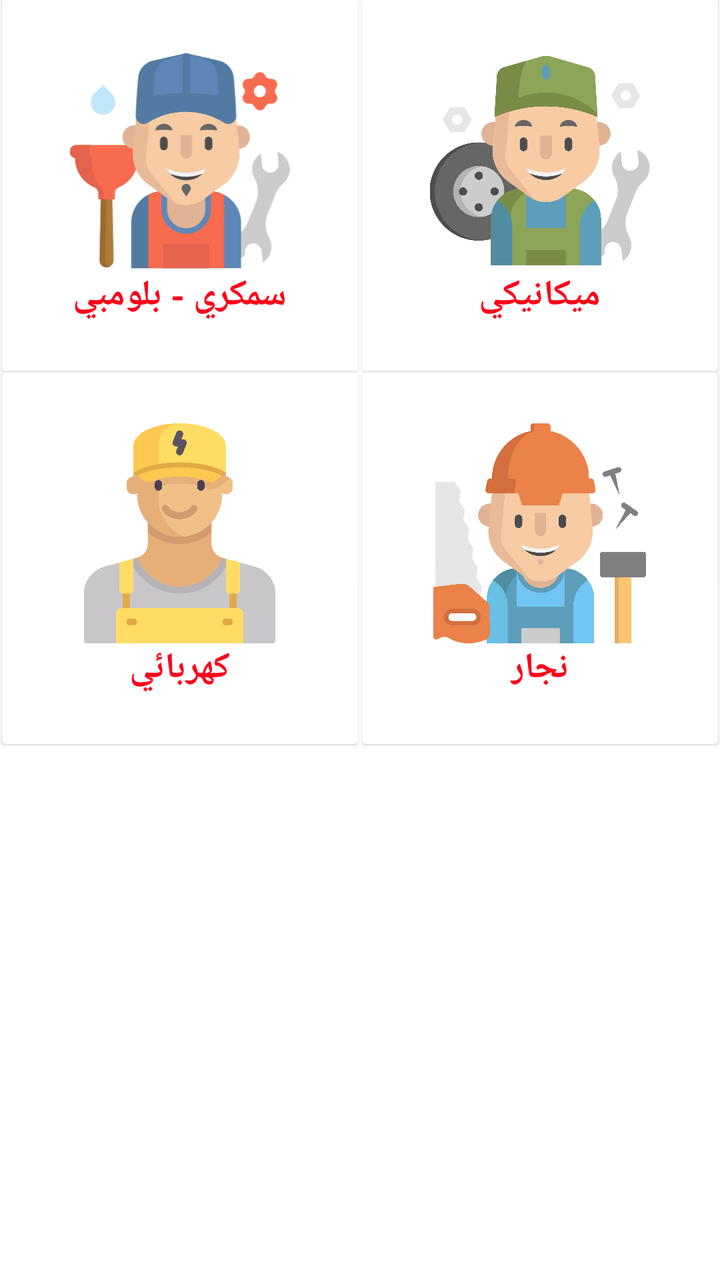
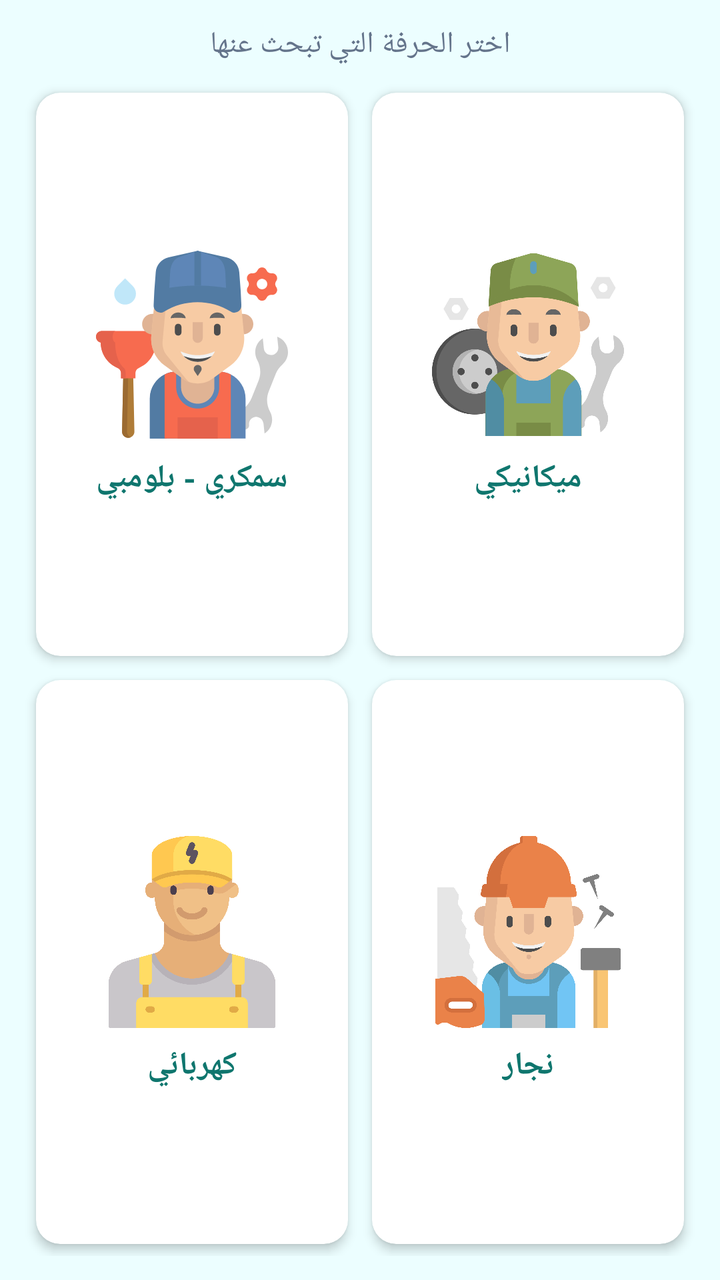

Screens rendered from an Android XML layout before and after an edit, with the pre-edit source and the edit as a unified diff.
<!-- AndroidManifest.xml: fallback theme Theme.MaterialComponents.DayNight.NoActionBar -->
<!-- res/layout/fragment_home_page.xml -->
<?xml version="1.0" encoding="utf-8"?>

<android.support.constraint.ConstraintLayout
    xmlns:android="http://schemas.android.com/apk/res/android"
    xmlns:app="http://schemas.android.com/apk/res-auto"
    xmlns:tools="http://schemas.android.com/tools"
    android:layout_width="match_parent"
    android:layout_height="match_parent"

    android:id="@+id/fragmentHomePage">

    <GridLayout
        android:layout_width="match_parent"
        android:layout_height="373dp"
        android:layout_marginBottom="8dp"
        android:layout_weight="8"
        android:alignmentMode="alignMargins"
        android:columnCount="2"
        android:columnOrderPreserved="false"
        android:padding="0dp"
        android:rowCount="3"
        android:scrollbars="vertical"
        app:layout_constraintBottom_toBottomOf="parent"
        app:layout_constraintTop_toTopOf="parent"
        app:layout_constraintVertical_bias="0.0"
        tools:ignore="MissingConstraints"
        tools:layout_editor_absoluteX="0dp">
        
        
        <android.support.v7.widget.CardView xmlns:android="http://schemas.android.com/apk/res/android"
            xmlns:card_view="http://schemas.android.com/apk/res-auto"
            android:id="@+id/plumberButton"
            android:layout_width="0dp"
            android:layout_height="0dp"
            android:layout_rowWeight="1"
            android:layout_columnWeight="1"
            android:layout_marginLeft="1dp"
            android:layout_marginRight="1dp"
            android:layout_marginBottom="1dp"
            app:cardCornerRadius="1dp"
            app:cardElevation="1dp">

            <LinearLayout
                android:layout_width="142dp"
                android:layout_height="wrap_content"
                android:layout_gravity="center_horizontal|center_vertical"
                android:layout_margin="16dp"
                android:orientation="vertical">

                <ImageView
                    android:layout_width="121dp"
                    android:layout_height="110dp"
                    android:layout_gravity="center_horizontal"
                    android:src="@drawable/ic_plumber" />

                <TextView
                    android:layout_width="wrap_content"
                    android:layout_height="wrap_content"
                    android:layout_gravity="center"
                    android:text="سمكري - بلومبي"
                    android:textColor="@color/orangeColor"
                    android:textSize="18sp"
                    android:textStyle="bold" />
            </LinearLayout>
        </android.support.v7.widget.CardView>
        
        <android.support.v7.widget.CardView
            android:id="@+id/mechanicButton"
            android:layout_width="0dp"
            android:layout_height="0dp"
            android:layout_rowWeight="1"
            android:layout_columnWeight="1"
            android:layout_marginLeft="1dp"
            android:layout_marginRight="1dp"
            android:layout_marginBottom="1dp"
            app:cardCornerRadius="1dp"
            app:cardElevation="1dp">

            <LinearLayout
                android:layout_width="wrap_content"
                android:layout_height="wrap_content"
                android:layout_gravity="center_horizontal|center_vertical"
                android:layout_margin="16dp"
                android:orientation="vertical">

                <ImageView
                    android:layout_width="121dp"
                    android:layout_height="110dp"
                    android:layout_gravity="center_horizontal"
                    android:src="@drawable/ic_mechanic"/>

                <TextView
                    android:layout_width="wrap_content"
                    android:layout_height="wrap_content"
                    android:layout_gravity="center"
                    android:text="ميكانيكي"
                    android:textColor="@color/orangeColor"
                    android:textSize="18sp"
                    android:textStyle="bold" />

            </LinearLayout>
        </android.support.v7.widget.CardView>
        
        
        <android.support.v7.widget.CardView
            android:id="@+id/electricianButton"
            android:layout_width="0dp"
            android:layout_height="0dp"
            android:layout_rowWeight="1"
            android:layout_columnWeight="1"
            android:layout_marginLeft="1dp"
            android:layout_marginRight="1dp"
            android:layout_marginBottom="1dp"
            app:cardCornerRadius="2dp"
            app:cardElevation="1dp">

            <LinearLayout
                android:layout_width="wrap_content"
                android:layout_height="wrap_content"
                android:layout_gravity="center_horizontal|center_vertical"
                android:layout_margin="16dp"
                android:orientation="vertical">

                <ImageView
                    android:layout_width="121dp"
                    android:layout_height="110dp"
                    android:layout_gravity="center_horizontal"
                    android:src="@drawable/ic_electrician"/>

                <TextView
                    android:layout_width="wrap_content"
                    android:layout_height="wrap_content"
                    android:layout_gravity="center"
                    android:text="كهربائي"
                    android:textColor="@color/orangeColor"
                    android:textSize="18sp"
                    android:textStyle="bold" />

            </LinearLayout>
        </android.support.v7.widget.CardView>
        
        <android.support.v7.widget.CardView
            android:id="@+id/carpenterButton"
            android:layout_width="0dp"
            android:layout_height="0dp"
            android:layout_rowWeight="1"
            android:layout_columnWeight="1"
            android:layout_marginLeft="1dp"
            android:layout_marginRight="1dp"
            android:layout_marginBottom="1dp"
            app:cardCornerRadius="2dp"
            app:cardElevation="1dp">

            <LinearLayout
                android:layout_width="wrap_content"
                android:layout_height="wrap_content"
                android:layout_gravity="center_horizontal|center_vertical"
                android:layout_margin="16dp"
                android:orientation="vertical">

                <ImageView
                    android:layout_width="121dp"
                    android:layout_height="110dp"
                    android:layout_gravity="center_horizontal"
                    android:src="@drawable/ic_carpenter"/>

                <TextView
                    android:layout_width="wrap_content"
                    android:layout_height="wrap_content"
                    android:layout_gravity="center"
                    android:text="نجار"
                    android:textColor="@color/orangeColor"
                    android:textSize="18sp"
                    android:textStyle="bold" />

            </LinearLayout>
        </android.support.v7.widget.CardView>

    </GridLayout>

</android.support.constraint.ConstraintLayout>
<!-- resources referenced by this layout -->
<resources>
  <color name="orangeColor">#FF0019</color>
  <!-- drawable ic_carpenter: vector/xml drawable (drawable, 10766 chars, omitted) -->
  <!-- drawable ic_electrician: vector/xml drawable (drawable, 6016 chars, omitted) -->
  <!-- drawable ic_mechanic: vector/xml drawable (drawable, 14052 chars, omitted) -->
  <!-- drawable ic_plumber: vector/xml drawable (drawable, 15077 chars, omitted) -->
</resources>

<!-- the commit's change to res/layout/fragment_home_page.xml (unified diff, before → after) -->
@@ -1,181 +1,173 @@
 <?xml version="1.0" encoding="utf-8"?>
 
-<android.support.constraint.ConstraintLayout
-    xmlns:android="http://schemas.android.com/apk/res/android"
+<android.support.constraint.ConstraintLayout xmlns:android="http://schemas.android.com/apk/res/android"
     xmlns:app="http://schemas.android.com/apk/res-auto"
     xmlns:tools="http://schemas.android.com/tools"
+    android:id="@+id/fragmentHomePage"
     android:layout_width="match_parent"
     android:layout_height="match_parent"
+    android:background="@color/background"
+    android:padding="12dp">
 
-    android:id="@+id/fragmentHomePage">
+    <TextView
+        android:id="@+id/homeSubtitle"
+        android:layout_width="0dp"
+        android:layout_height="wrap_content"
+        android:gravity="center"
+        android:paddingBottom="8dp"
+        android:text="@string/choose_service_subtitle"
+        android:textColor="@color/textSecondary"
+        android:textSize="15sp"
+        app:layout_constraintEnd_toEndOf="parent"
+        app:layout_constraintStart_toStartOf="parent"
+        app:layout_constraintTop_toTopOf="parent" />
 
     <GridLayout
-        android:layout_width="match_parent"
-        android:layout_height="373dp"
-        android:layout_marginBottom="8dp"
-        android:layout_weight="8"
+        android:layout_width="0dp"
+        android:layout_height="0dp"
         android:alignmentMode="alignMargins"
         android:columnCount="2"
         android:columnOrderPreserved="false"
-        android:padding="0dp"
-        android:rowCount="3"
-        android:scrollbars="vertical"
+        android:rowCount="2"
         app:layout_constraintBottom_toBottomOf="parent"
-        app:layout_constraintTop_toTopOf="parent"
-        app:layout_constraintVertical_bias="0.0"
-        tools:ignore="MissingConstraints"
-        tools:layout_editor_absoluteX="0dp">
-        
-        
-        <android.support.v7.widget.CardView xmlns:android="http://schemas.android.com/apk/res/android"
-            xmlns:card_view="http://schemas.android.com/apk/res-auto"
+        app:layout_constraintEnd_toEndOf="parent"
+        app:layout_constraintStart_toStartOf="parent"
+        app:layout_constraintTop_toBottomOf="@+id/homeSubtitle">
+
+        <android.support.v7.widget.CardView
             android:id="@+id/plumberButton"
             android:layout_width="0dp"
             android:layout_height="0dp"
             android:layout_rowWeight="1"
             android:layout_columnWeight="1"
-            android:layout_marginLeft="1dp"
-            android:layout_marginRight="1dp"
-            android:layout_marginBottom="1dp"
-            app:cardCornerRadius="1dp"
-            app:cardElevation="1dp">
+            android:layout_margin="6dp"
+            app:cardBackgroundColor="@color/surface"
+            app:cardCornerRadius="12dp"
+            app:cardElevation="3dp">
 
             <LinearLayout
-                android:layout_width="142dp"
-                android:layout_height="wrap_content"
-                android:layout_gravity="center_horizontal|center_vertical"
-                android:layout_margin="16dp"
-                android:orientation="vertical">
+                android:layout_width="match_parent"
+                android:layout_height="match_parent"
+                android:gravity="center"
+                android:orientation="vertical"
+                android:padding="12dp">
 
                 <ImageView
-                    android:layout_width="121dp"
-                    android:layout_height="110dp"
-                    android:layout_gravity="center_horizontal"
+                    android:layout_width="96dp"
+                    android:layout_height="96dp"
                     android:src="@drawable/ic_plumber" />
 
                 <TextView
                     android:layout_width="wrap_content"
                     android:layout_height="wrap_content"
-                    android:layout_gravity="center"
-                    android:text="سمكري - بلومبي"
-                    android:textColor="@color/orangeColor"
-                    android:textSize="18sp"
+                    android:layout_marginTop="8dp"
+                    android:text="@string/plumber"
+                    android:textColor="@color/colorPrimary"
+                    android:textSize="16sp"
                     android:textStyle="bold" />
             </LinearLayout>
         </android.support.v7.widget.CardView>
-        
+
         <android.support.v7.widget.CardView
             android:id="@+id/mechanicButton"
             android:layout_width="0dp"
             android:layout_height="0dp"
             android:layout_rowWeight="1"
             android:layout_columnWeight="1"
-            android:layout_marginLeft="1dp"
-            android:layout_marginRight="1dp"
-            android:layout_marginBottom="1dp"
-            app:cardCornerRadius="1dp"
-            app:cardElevation="1dp">
+            android:layout_margin="6dp"
+            app:cardBackgroundColor="@color/surface"
+            app:cardCornerRadius="12dp"
+            app:cardElevation="3dp">
 
             <LinearLayout
-                android:layout_width="wrap_content"
-                android:layout_height="wrap_content"
-                android:layout_gravity="center_horizontal|center_vertical"
-                android:layout_margin="16dp"
-                android:orientation="vertical">
+                android:layout_width="match_parent"
+                android:layout_height="match_parent"
+                android:gravity="center"
+                android:orientation="vertical"
+                android:padding="12dp">
 
                 <ImageView
-                    android:layout_width="121dp"
-                    android:layout_height="110dp"
-                    android:layout_gravity="center_horizontal"
-                    android:src="@drawable/ic_mechanic"/>
+                    android:layout_width="96dp"
+                    android:layout_height="96dp"
+                    android:src="@drawable/ic_mechanic" />
 
                 <TextView
                     android:layout_width="wrap_content"
                     android:layout_height="wrap_content"
-                    android:layout_gravity="center"
-                    android:text="ميكانيكي"
-                    android:textColor="@color/orangeColor"
-                    android:textSize="18sp"
+                    android:layout_marginTop="8dp"
+                    android:text="@string/mechanic"
+                    android:textColor="@color/colorPrimary"
+                    android:textSize="16sp"
                     android:textStyle="bold" />
-
             </LinearLayout>
         </android.support.v7.widget.CardView>
-        
-        
+
         <android.support.v7.widget.CardView
             android:id="@+id/electricianButton"
             android:layout_width="0dp"
             android:layout_height="0dp"
             android:layout_rowWeight="1"
             android:layout_columnWeight="1"
-            android:layout_marginLeft="1dp"
-            android:layout_marginRight="1dp"
-            android:layout_marginBottom="1dp"
-            app:cardCornerRadius="2dp"
-            app:cardElevation="1dp">
+            android:layout_margin="6dp"
+            app:cardBackgroundColor="@color/surface"
+            app:cardCornerRadius="12dp"
+            app:cardElevation="3dp">
 
             <LinearLayout
-                android:layout_width="wrap_content"
-                android:layout_height="wrap_content"
-                android:layout_gravity="center_horizontal|center_vertical"
-                android:layout_margin="16dp"
-                android:orientation="vertical">
+                android:layout_width="match_parent"
+                android:layout_height="match_parent"
+                android:gravity="center"
+                android:orientation="vertical"
+                android:padding="12dp">
 
                 <ImageView
-                    android:layout_width="121dp"
-                    android:layout_height="110dp"
-                    android:layout_gravity="center_horizontal"
-                    android:src="@drawable/ic_electrician"/>
+                    android:layout_width="96dp"
+                    android:layout_height="96dp"
+                    android:src="@drawable/ic_electrician" />
 
                 <TextView
                     android:layout_width="wrap_content"
                     android:layout_height="wrap_content"
-                    android:layout_gravity="center"
-                    android:text="كهربائي"
-                    android:textColor="@color/orangeColor"
-                    android:textSize="18sp"
+                    android:layout_marginTop="8dp"
+                    android:text="@string/electrician"
+                    android:textColor="@color/colorPrimary"
+                    android:textSize="16sp"
                     android:textStyle="bold" />
-
             </LinearLayout>
         </android.support.v7.widget.CardView>
-        
+
         <android.support.v7.widget.CardView
             android:id="@+id/carpenterButton"
             android:layout_width="0dp"
             android:layout_height="0dp"
             android:layout_rowWeight="1"
             android:layout_columnWeight="1"
-            android:layout_marginLeft="1dp"
-            android:layout_marginRight="1dp"
-            android:layout_marginBottom="1dp"
-            app:cardCornerRadius="2dp"
-            app:cardElevation="1dp">
+            android:layout_margin="6dp"
+            app:cardBackgroundColor="@color/surface"
+            app:cardCornerRadius="12dp"
+            app:cardElevation="3dp">
 
             <LinearLayout
-                android:layout_width="wrap_content"
-                android:layout_height="wrap_content"
-                android:layout_gravity="center_horizontal|center_vertical"
-                android:layout_margin="16dp"
-                android:orientation="vertical">
+                android:layout_width="match_parent"
+                android:layout_height="match_parent"
+                android:gravity="center"
+                android:orientation="vertical"
+                android:padding="12dp">
 
                 <ImageView
-                    android:layout_width="121dp"
-                    android:layout_height="110dp"
-                    android:layout_gravity="center_horizontal"
-                    android:src="@drawable/ic_carpenter"/>
+                    android:layout_width="96dp"
+                    android:layout_height="96dp"
+                    android:src="@drawable/ic_carpenter" />
 
                 <TextView
                     android:layout_width="wrap_content"
                     android:layout_height="wrap_content"
-                    android:layout_gravity="center"
-                    android:text="نجار"
-                    android:textColor="@color/orangeColor"
-                    android:textSize="18sp"
+                    android:layout_marginTop="8dp"
+                    android:text="@string/carpenter"
+                    android:textColor="@color/colorPrimary"
+                    android:textSize="16sp"
                     android:textStyle="bold" />
-
             </LinearLayout>
         </android.support.v7.widget.CardView>
-
     </GridLayout>
-
 </android.support.constraint.ConstraintLayout>
<!-- resource entries referenced after the edit -->
@@ -1,9 +1,17 @@
 <!-- resources referenced by this layout -->
 <resources>
-  <color name="orangeColor">#FF0019</color>
+  <color name="background">#ECFEFF</color>
+  <color name="colorPrimary">#0F766E</color>
+  <color name="surface">#FFFFFF</color>
+  <color name="textSecondary">#64748B</color>
   <!-- drawable ic_carpenter: vector/xml drawable (drawable, 10766 chars, omitted) -->
   <!-- drawable ic_electrician: vector/xml drawable (drawable, 6016 chars, omitted) -->
   <!-- drawable ic_mechanic: vector/xml drawable (drawable, 14052 chars, omitted) -->
   <!-- drawable ic_plumber: vector/xml drawable (drawable, 15077 chars, omitted) -->
+  <string name="carpenter">نجار</string>
+  <string name="choose_service_subtitle">اختر الحرفة التي تبحث عنها</string>
+  <string name="electrician">كهربائي</string>
+  <string name="mechanic">ميكانيكي</string>
+  <string name="plumber">سمكري - بلومبي</string>
 </resources>
 
